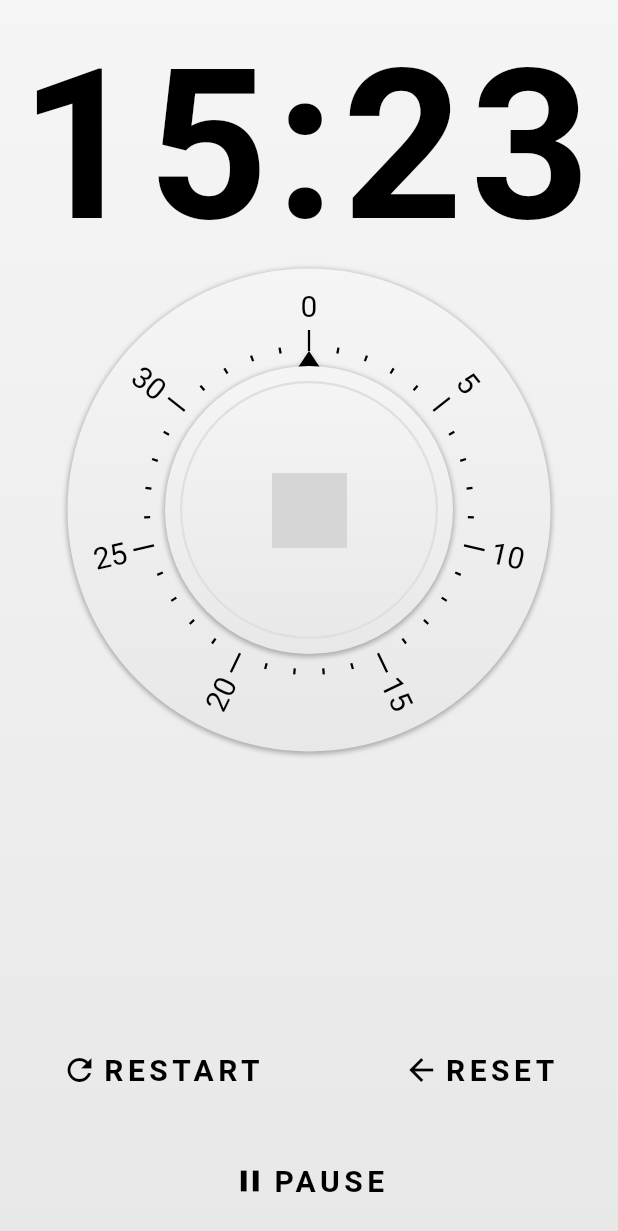
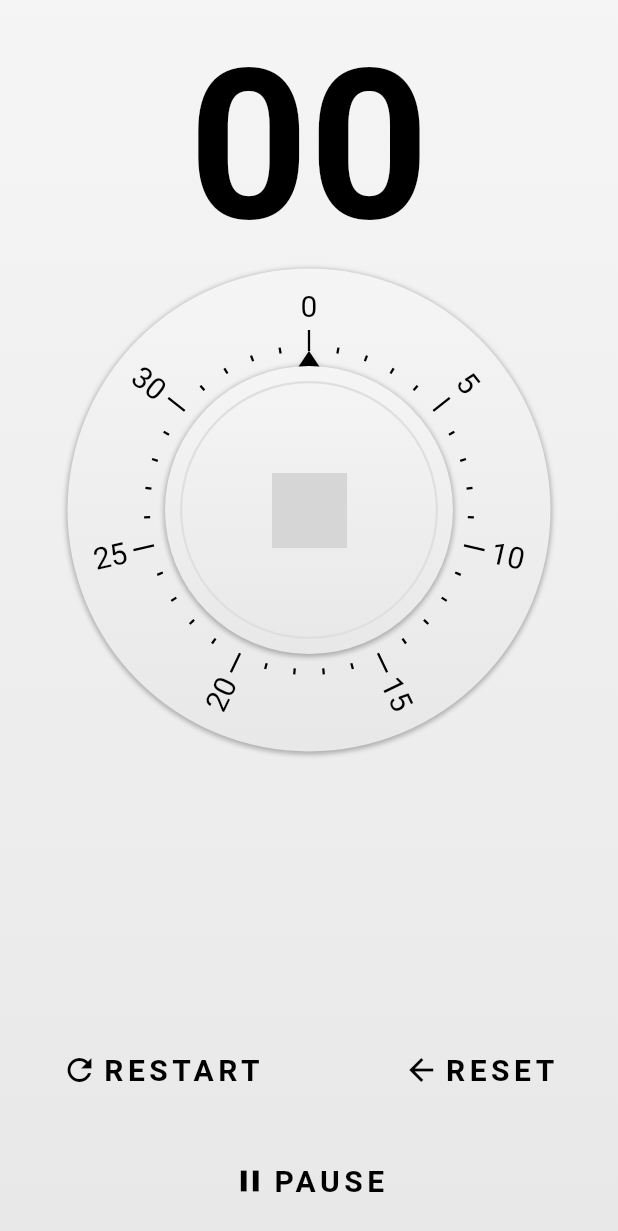
Before and after one commit to Flurb/egg_timer, a Flutter app: the screen it shows after launch, on a phone screen of 412 x 824 dp. Shown: the top 1231 px of the screen. Run offline on Flutter 3.47's test engine with Material 2 defaults, Android fonts, the phone set to English and light mode, and no system bars; missing offline and left inert: fluttery; network calls fail; Roboto replaces fonts that are missing (BebasNeue); grey boxes are pictures that could not be loaded.

Commit message:
Timer text is handled correctly

```diff
--- a/lib/egg_timer.dart
+++ b/lib/egg_timer.dart
@@ -18,12 +18,12 @@ class EggTimer {
   set currentTime(newTime) {
     if (state == EggTimerState.READY) {
       _currentTime = newTime;
+      lastStartTime = currentTime;
     }
   }
 
   resume() {
     state = EggTimerState.RUNNING;
-    lastStartTime = currentTime;
     stopwatch.start();
 
     _tick();
--- a/lib/egg_timer_time_display.dart
+++ b/lib/egg_timer_time_display.dart
@@ -1,24 +1,107 @@
+import 'package:egg_timer/egg_timer.dart';
 import 'package:flutter/material.dart';
+import 'package:intl/intl.dart';
 
 class EggTimerTimeDisplay extends StatefulWidget {
+  final eggTimerState;
+  final selectionTime;
+  final countdownTime;
+
+  EggTimerTimeDisplay(
+      {this.eggTimerState,
+      this.selectionTime = const Duration(seconds: 0),
+      this.countdownTime = const Duration(seconds: 0)});
+
   @override
   _EggTimerTimeDisplayState createState() => _EggTimerTimeDisplayState();
 }
 
-class _EggTimerTimeDisplayState extends State<EggTimerTimeDisplay> {
+class _EggTimerTimeDisplayState extends State<EggTimerTimeDisplay>
+    with TickerProviderStateMixin {
+  final DateFormat selectionTimeFormat = DateFormat('mm');
+  final DateFormat countdownTimeFormat = DateFormat('mm:ss');
+
+  AnimationController selectionTimeSlideController;
+  AnimationController countdownTimeFadeController;
+
+  @override
+  void initState() {
+    super.initState();
+    selectionTimeSlideController = AnimationController(
+        vsync: this, duration: const Duration(milliseconds: 150))
+      ..addListener(() {
+        setState(() {});
+      });
+
+    countdownTimeFadeController = AnimationController(
+        vsync: this, duration: const Duration(milliseconds: 150))
+      ..addListener(() {
+        setState(() {});
+      });
+
+    countdownTimeFadeController.value = 1.0;
+  }
+
+  @override
+  void dispose() {
+    selectionTimeSlideController.dispose();
+    countdownTimeFadeController.dispose();
+    super.dispose();
+  }
+
+  get formattedSelectionTime {
+    DateTime dateTime = DateTime(
+        DateTime.now().year, 0, 0, 0, 0, widget.selectionTime.inSeconds);
+    return selectionTimeFormat.format(dateTime);
+  }
+
+  get formattedCountdownTime {
+    DateTime dateTime = DateTime(
+        DateTime.now().year, 0, 0, 0, 0, widget.countdownTime.inSeconds);
+    return countdownTimeFormat.format(dateTime);
+  }
+
   @override
   Widget build(BuildContext context) {
+    if (widget.eggTimerState == EggTimerState.READY) {
+      selectionTimeSlideController.reverse();
+      countdownTimeFadeController.forward();
+    } else {
+      selectionTimeSlideController.forward();
+      countdownTimeFadeController.reverse();
+    }
+
     return Padding(
       padding: const EdgeInsets.only(top: 15.0),
+      child: Stack(
+        alignment: Alignment.center,
+        children: [
+          Transform(
+            transform: Matrix4.translationValues(
+                0.0, -200.0 * selectionTimeSlideController.value, 0.0),
             child: Text(
-        '15:23',
+              formattedSelectionTime,
               textAlign: TextAlign.center,
               style: const TextStyle(
                   color: Colors.black,
                   fontFamily: 'BebasNeue',
                   fontSize: 140.0,
-            fontWeight: FontWeight.bold,
-            letterSpacing: 5.0),
+                  fontWeight: FontWeight.bold),
+            ),
+          ),
+          Opacity(
+            opacity: 1.0 - countdownTimeFadeController.value,
+            child: Text(
+              formattedCountdownTime,
+              textAlign: TextAlign.center,
+              style: const TextStyle(
+                  color: Colors.black,
+                  fontFamily: 'BebasNeue',
+                  fontSize: 140.0,
+                  fontWeight: FontWeight.bold),
+            ),
+          )
+        ],
       ),
     );
   }
--- a/lib/main.dart
+++ b/lib/main.dart
@@ -54,7 +54,11 @@ class _MyAppState extends State<MyApp> {
             child: Center(
               child: Column(
                 children: [
-                  EggTimerTimeDisplay(),
+                  EggTimerTimeDisplay(
+                    eggTimerState: eggTimer.state,
+                    selectionTime: eggTimer.lastStartTime,
+                    countdownTime: eggTimer.currentTime,
+                  ),
                   EggTimerDial(
                       currentTime: eggTimer.currentTime,
                       maxTime: eggTimer.maxTime,
--- a/pubspec.yaml
+++ b/pubspec.yaml
@@ -20,6 +20,7 @@ dependencies:
   flutter:
     sdk: flutter
   fluttery: ^0.0.8
+  intl: ^0.15.8
 
   # The following adds the Cupertino Icons font to your application.
   # Use with the CupertinoIcons class for iOS style icons.
```
Also changed, not shown: pubspec.lock. Lines whose indentation alone changed are shown as unchanged.
